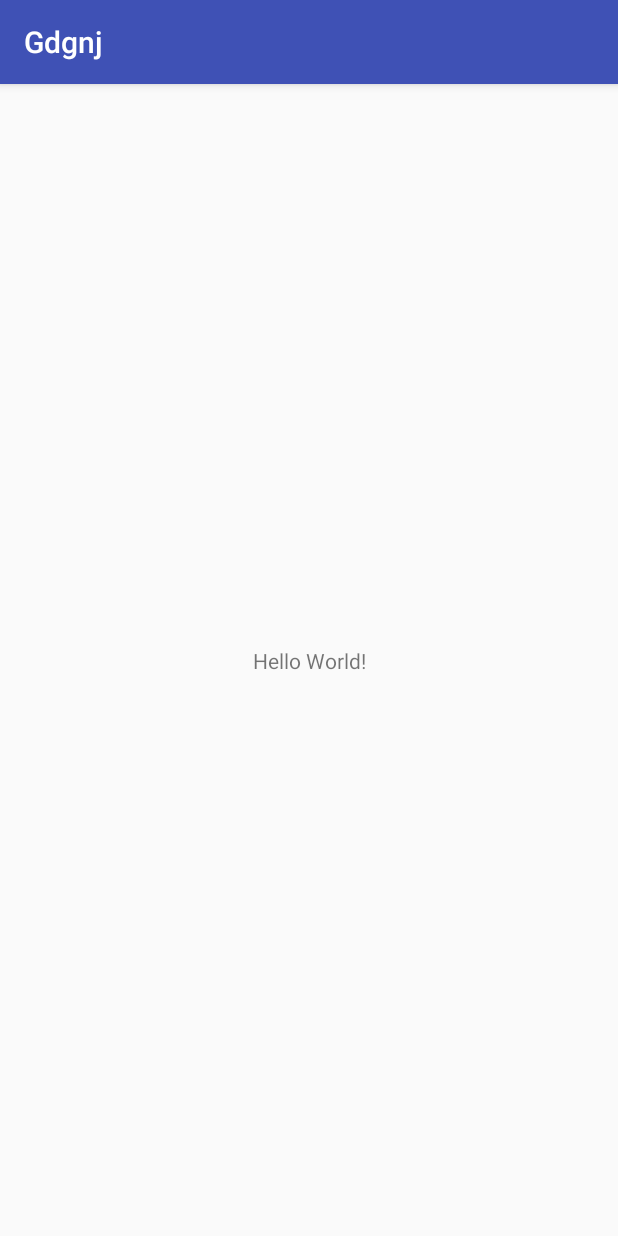
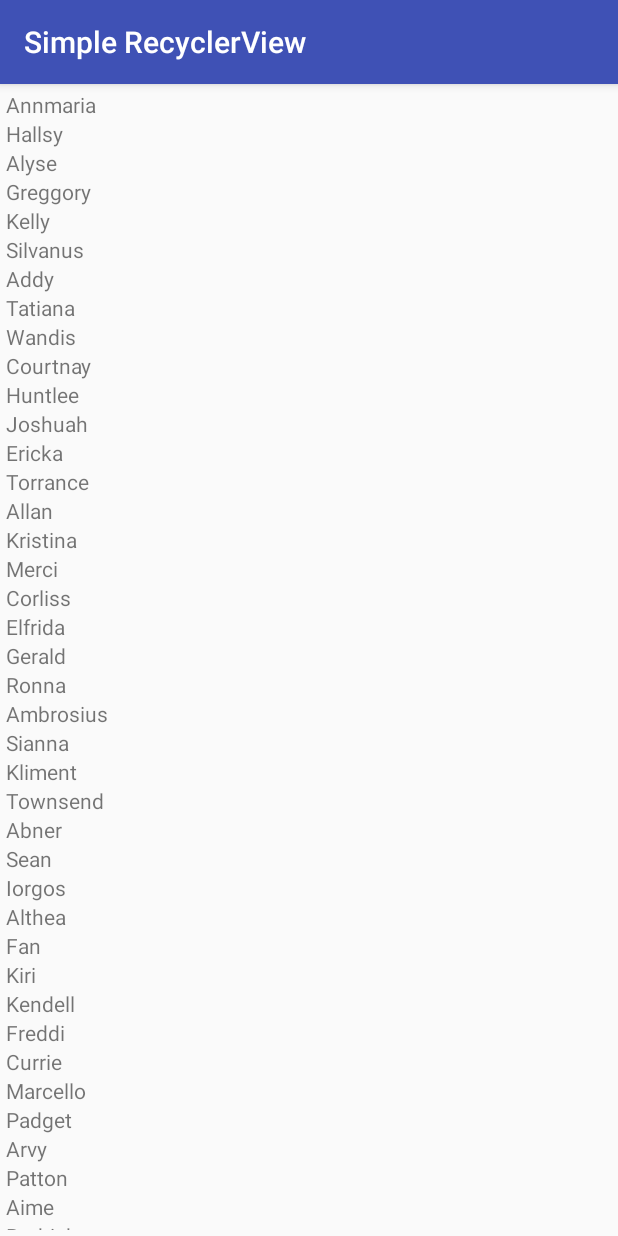
Before and after one commit to EbenezerGH/gdgnj, an Android app: the screen it shows after launch (MainActivity), on a phone screen of 412 x 824 dp. Run offline under Robolectric (Android 15) with nearby library versions, the phone set to English and light mode, and no system bars.

Commit message:
Add barebone functioning recyclerview

```diff
--- a/app/build.gradle
+++ b/app/build.gradle
@@ -1,4 +1,5 @@
 apply plugin: 'com.android.application'
+apply plugin: 'kotlin-android'
 
 android {
     compileSdkVersion 26
@@ -20,11 +21,16 @@ android {
 }
 
 dependencies {
-    compile fileTree(dir: 'libs', include: ['*.jar'])
+    compile fileTree(include: ['*.jar'], dir: 'libs')
     androidTestCompile('com.android.support.test.espresso:espresso-core:2.2.2', {
         exclude group: 'com.android.support', module: 'support-annotations'
     })
     compile 'com.android.support:appcompat-v7:26.+'
     compile 'com.android.support.constraint:constraint-layout:1.0.2'
     testCompile 'junit:junit:4.12'
+    compile 'com.android.support:recyclerview-v7:26.0.0-alpha1'
+    compile "org.jetbrains.kotlin:kotlin-stdlib-jre7:$kotlin_version"
 }
+repositories {
+    mavenCentral()
+}
--- a/app/src/main/java/jfyg/gdgnj/MainActivity.kt
+++ b/app/src/main/java/jfyg/gdgnj/MainActivity.kt
@@ -2,29 +2,36 @@ package jfyg.gdgnj
 
 import android.support.v7.app.AppCompatActivity
 import android.os.Bundle
+import android.support.v7.widget.LinearLayoutManager
+import android.support.v7.widget.RecyclerView
 
 class MainActivity : AppCompatActivity() {
 
     override fun onCreate(savedInstanceState: Bundle?) {
         super.onCreate(savedInstanceState)
         setContentView(R.layout.activity_main)
-    }
-}
 
-
-/*
-String[] names = new String[] {
+        val names = mutableListOf(
                 "Annmaria", "Hallsy", "Alyse", "Greggory", "Kelly", "Silvanus", "Addy", "Tatiana", "Wandis",
                 "Courtnay", "Huntlee", "Joshuah", "Ericka", "Torrance", "Allan", "Kristina", "Merci",
                 "Corliss", "Elfrida", "Gerald", "Ronna", "Ambrosius", "Sianna", "Kliment", "Townsend",
                 "Abner", "Sean", "Iorgos", "Althea", "Fan", "Kiri", "Kendell", "Freddi", "Currie",
                 "Marcello", "Padget", "Arvy", "Patton", "Aime", "Rodrick", "Marysa", "Hobey", "Deb",
-        "Sallyann", "Padraic", "Rhiamon", "Dorise", "Ebonee", "Nicolis", "Valene", "Sauveur",
+                "Sallyann", "Padraic", "Rhiamon", "Ebenezer (ಠ_ಠ)", "Dorise", "Ebonee", "Nicolis", "Valene", "Sauveur",
                 "Raleigh", "Cathi", "Freeman", "Melisent", "Maressa", "Farrand", "Nita", "Petronille",
                 "Orin", "Dick", "Benjamen", "Marieann", "Daile", "Morgun", "Corine", "Danielle", "Crystie",
                 "Emery", "Brittani", "Bennett", "Dulcine", "Lucho", "Margarita", "Merralee", "Idelle",
                 "Iolande", "Cynde", "Dolly", "Adelle", "Rem", "Jimmy", "Daryl", "Vinnie", "Rosalind",
                 "Lonni", "Donna", "Gus", "Gilbertina", "Dottie", "Jason", "Georgy", "Israel", "Gram",
-        "Saidee", "Mirabelle", "Helli", "Emile", "Wallache"
-    };
- */
+                "Saidee", "Mirabelle", "Helli", "Emile", "Wallache").map { NamesModel(it) }
+
+        val recyclerView: RecyclerView = findViewById(R.id.rv_list) as RecyclerView
+        recyclerView.setHasFixedSize(true)
+
+        val layoutManager: RecyclerView.LayoutManager = LinearLayoutManager(this)
+        recyclerView.layoutManager = layoutManager
+
+        val namesAdapter = RVAdapter(names)
+        recyclerView.adapter = namesAdapter
+    }
+}
--- /dev/null
+++ b/app/src/main/java/jfyg/gdgnj/NamesModel.kt
@@ -0,0 +1,3 @@
+package jfyg.gdgnj
+
+data class NamesModel(val name: String)
--- /dev/null
+++ b/app/src/main/java/jfyg/gdgnj/RVAdapter.kt
@@ -0,0 +1,32 @@
+package jfyg.gdgnj
+
+import android.support.v7.widget.RecyclerView
+import android.view.LayoutInflater
+import android.view.View
+import android.view.ViewGroup
+import android.widget.TextView
+
+class RVAdapter(val names: List<NamesModel>) : RecyclerView.Adapter<RVAdapter.ViewHolder>() {
+
+    override fun onCreateViewHolder(parent: ViewGroup, viewType: Int): RVAdapter.ViewHolder {
+        val v = LayoutInflater.from(parent.context).inflate(R.layout.item_name, parent, false)
+        return ViewHolder(v)
+    }
+
+    override fun onBindViewHolder(holder: RVAdapter.ViewHolder, position: Int) {
+        holder.bindItems(names[position])
+    }
+
+    override fun getItemCount(): Int {
+        return names.size
+    }
+
+    class ViewHolder(v: View) : RecyclerView.ViewHolder(v) {
+        private val textView: TextView = v.findViewById(R.id.tv_name)
+
+        fun bindItems(user: NamesModel) {
+            textView.text = user.name
+        }
+    }
+
+}
--- a/app/src/main/res/layout/activity_main.xml
+++ b/app/src/main/res/layout/activity_main.xml
@@ -1,18 +1,16 @@
 <?xml version="1.0" encoding="utf-8"?>
-<android.support.constraint.ConstraintLayout xmlns:android="http://schemas.android.com/apk/res/android"
-    xmlns:app="http://schemas.android.com/apk/res-auto"
+<android.support.constraint.ConstraintLayout
+    xmlns:android="http://schemas.android.com/apk/res/android"
     xmlns:tools="http://schemas.android.com/tools"
     android:layout_width="match_parent"
     android:layout_height="match_parent"
+    android:layout_margin="4dp"
     tools:context="jfyg.gdgnj.MainActivity">
 
-    <TextView
-        android:layout_width="wrap_content"
-        android:layout_height="wrap_content"
-        android:text="Hello World!"
-        app:layout_constraintBottom_toBottomOf="parent"
-        app:layout_constraintLeft_toLeftOf="parent"
-        app:layout_constraintRight_toRightOf="parent"
-        app:layout_constraintTop_toTopOf="parent" />
+    <android.support.v7.widget.RecyclerView
+        android:id="@+id/rv_list"
+        android:layout_width="match_parent"
+        android:layout_height="match_parent"
+        android:scrollbars="vertical" />
 
 </android.support.constraint.ConstraintLayout>
--- /dev/null
+++ b/app/src/main/res/layout/item_name.xml
@@ -0,0 +1,14 @@
+<?xml version="1.0" encoding="utf-8"?>
+<android.support.constraint.ConstraintLayout xmlns:android="http://schemas.android.com/apk/res/android"
+    xmlns:app="http://schemas.android.com/apk/res-auto"
+    android:layout_width="wrap_content"
+    android:layout_height="wrap_content"
+    android:orientation="vertical">
+
+    <TextView
+        android:id="@+id/tv_name"
+        android:layout_width="wrap_content"
+        android:layout_height="wrap_content"
+        app:layout_constraintStart_toStartOf="parent"
+        app:layout_constraintTop_toTopOf="parent" />
+</android.support.constraint.ConstraintLayout>
--- a/app/src/main/res/values/strings.xml
+++ b/app/src/main/res/values/strings.xml
@@ -1,3 +1,3 @@
 <resources>
-    <string name="app_name">Gdgnj</string>
+    <string name="app_name">Simple RecyclerView</string>
 </resources>
--- a/build.gradle
+++ b/build.gradle
@@ -1,11 +1,13 @@
 // Top-level build file where you can add configuration options common to all sub-projects/modules.
 
 buildscript {
+    ext.kotlin_version = '1.1.60'
     repositories {
         jcenter()
     }
     dependencies {
         classpath 'com.android.tools.build:gradle:2.3.3'
+        classpath "org.jetbrains.kotlin:kotlin-gradle-plugin:$kotlin_version"
 
         // NOTE: Do not place your application dependencies here; they belong
         // in the individual module build.gradle files
```
Lines whose indentation alone changed are shown as unchanged.
